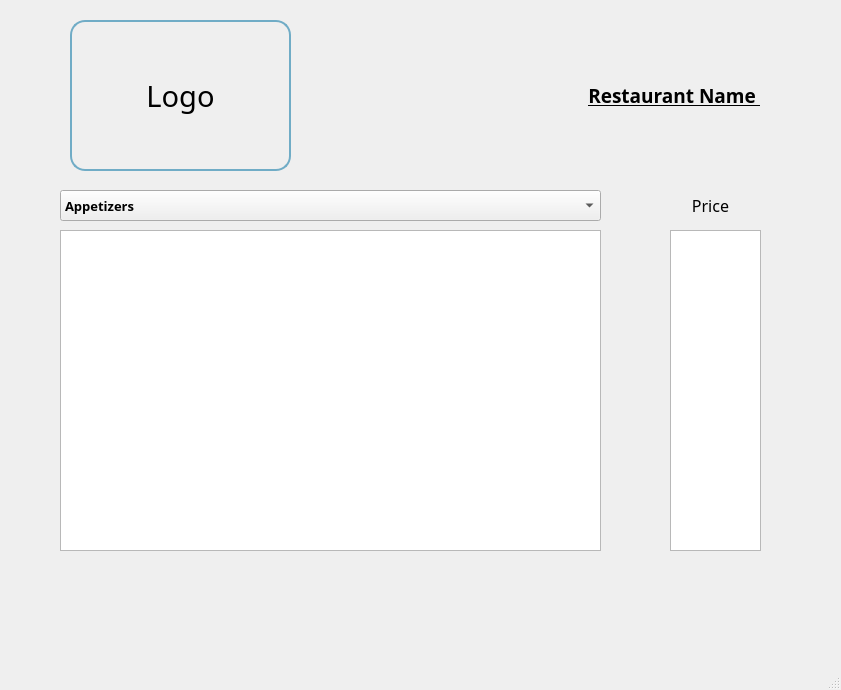
Dharmraj06/woc7.0-python-gui-restaurant-management, file menu_win.ui: the form before one commit.
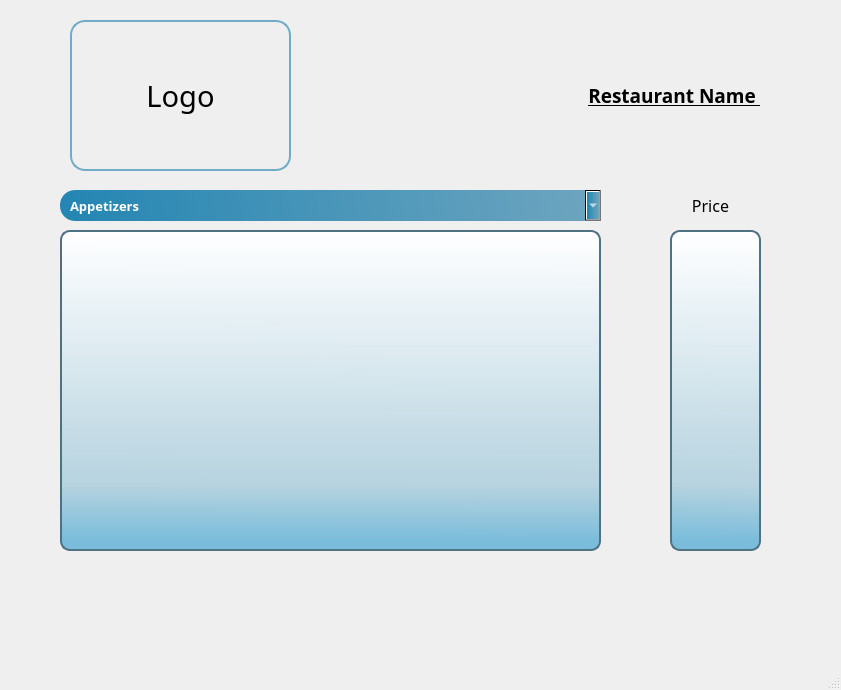
The form after the commit. Icons and pictures are not drawn.

```diff
--- a/menu_win.ui
+++ b/menu_win.ui
@@ -83,6 +83,14 @@
       <height>321</height>
      </rect>
     </property>
+    <property name="styleSheet">
+     <string notr="true">QListView {
+    background-color: qlineargradient(spread:pad, x1:0.537, y1:0.971591, x2:0.542, y2:0, stop:0 rgba(114, 185, 217, 239), stop:0.178947 rgba(180, 210, 223, 243), stop:1 rgba(255, 255, 255, 255));
+    border: 2px solid rgb(78, 114, 130);
+    border-radius: 10px;
+}
+</string>
+    </property>
    </widget>
    <widget class="QLabel" name="price_label">
     <property name="geometry">
@@ -115,6 +123,14 @@
       <height>321</height>
      </rect>
     </property>
+    <property name="styleSheet">
+     <string notr="true">QListView {
+    background-color: qlineargradient(spread:pad, x1:0.537, y1:0.971591, x2:0.542, y2:0, stop:0 rgba(114, 185, 217, 239), stop:0.178947 rgba(180, 210, 223, 243), stop:1 rgba(255, 255, 255, 255));
+    border: 2px solid rgb(78, 114, 130);
+    border-radius: 10px;
+}
+</string>
+    </property>
    </widget>
    <widget class="QComboBox" name="type_comboBox">
     <property name="geometry">
@@ -136,6 +152,21 @@
     <property name="layoutDirection">
      <enum>Qt::LeftToRight</enum>
     </property>
+    <property name="styleSheet">
+     <string notr="true">QComboBox {
+    background: qlineargradient(spread:pad, x1:0.0157895, y1:0.603, x2:1, y2:0.591, stop:0 rgba(37, 134, 179, 255), stop:1 rgba(110, 165, 191, 255)); 
+    
+    border: qlineargradient(spread: repeat, 
+                            x1: 0, y1: 0.602, x2: 1, y2: 0.597, 
+                            stop: 0.0631579 rgba(0, 115, 168, 216), 
+                            stop: 0.752632 rgba(25, 116, 159, 199), 
+                            stop: 0.994737 rgba(49, 118, 150, 0)); 
+    
+    border-radius: 15px;
+    padding-left: 10px;
+    color: white;  
+}</string>
+    </property>
     <property name="currentIndex">
      <number>0</number>
     </property>
```
